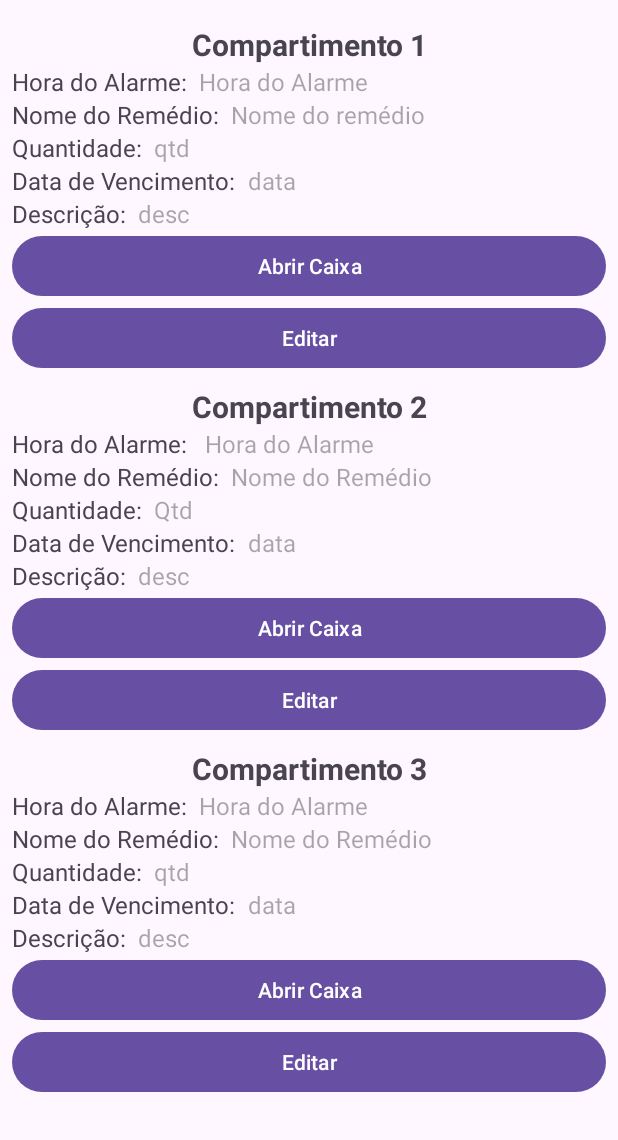
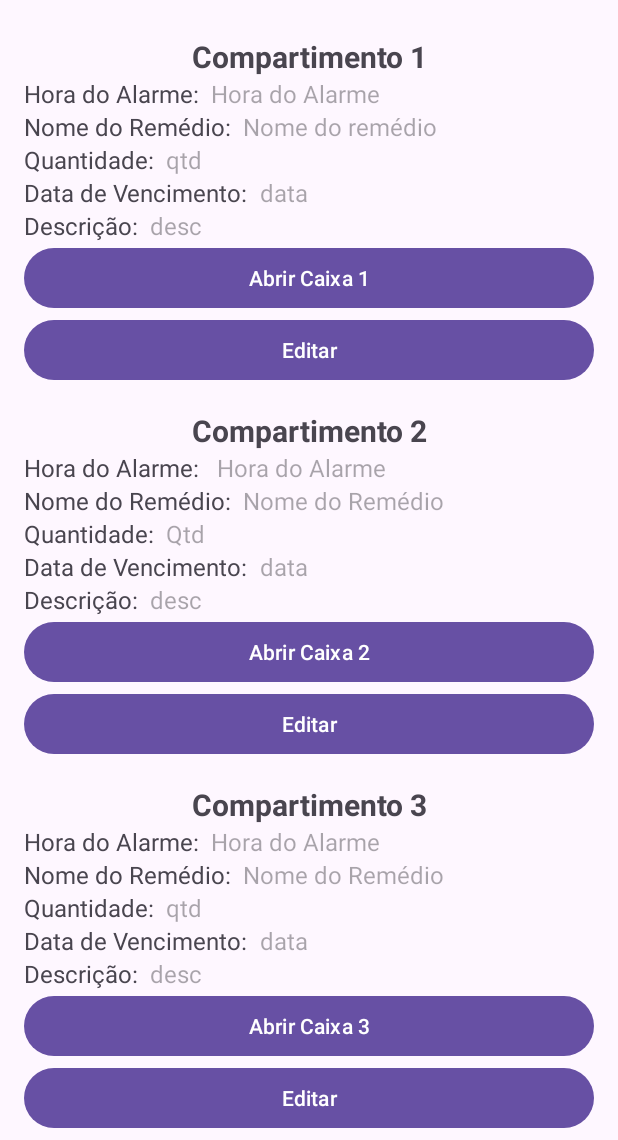
Before and after one commit to larissa-bianca/projetoIntegrador, an Android app: the screen it shows after launch (MainActivity), on a phone screen of 412 x 824 dp, the part 96-1236 px from its top. Run offline under Robolectric (Android 15) with nearby library versions, the phone set to English and light mode, and no system bars; 3 statements that could not run were skipped.

Commit message:
daniel modificou

```diff
--- a/app/src/main/java/queiroz/larissa/projetointegrador/util/Config.java
+++ b/app/src/main/java/queiroz/larissa/projetointegrador/util/Config.java
@@ -59,6 +59,9 @@ public class Config {
     public static Compartimento pegarCompartimento(Context context, int caixa) throws JSONException {
         SharedPreferences mPrefs = context.getSharedPreferences("configs", 0);
         String caixaJson = mPrefs.getString("caixa" + String.valueOf(caixa), "");
+        if(caixaJson.isEmpty()) {
+            return null;
+        }
 
         JSONObject obj = new JSONObject(caixaJson);
         Compartimento c = new Compartimento();
--- a/app/src/main/res/layout/activity_main.xml
+++ b/app/src/main/res/layout/activity_main.xml
@@ -31,9 +31,9 @@
                 <LinearLayout
                     android:layout_width="0dp"
                     android:layout_height="wrap_content"
-                    android:layout_marginStart="8dp"
-                    android:layout_marginTop="8dp"
-                    android:layout_marginEnd="8dp"
+                    android:layout_marginStart="16dp"
+                    android:layout_marginTop="16dp"
+                    android:layout_marginEnd="16dp"
                     android:orientation="vertical"
                     app:layout_constraintEnd_toEndOf="parent"
                     app:layout_constraintStart_toStartOf="parent"
@@ -152,7 +152,7 @@
                         android:id="@+id/imgBtnAbreCaixa3"
                         android:layout_width="match_parent"
                         android:layout_height="wrap_content"
-                        android:text="Abrir Caixa" />
+                        android:text="Abrir Caixa 3" />
 
                     <Button
                         android:id="@+id/imgBtnEditar3"
@@ -166,9 +166,9 @@
                     android:id="@+id/linearLayout2"
                     android:layout_width="0dp"
                     android:layout_height="wrap_content"
-                    android:layout_marginStart="8dp"
-                    android:layout_marginTop="16dp"
-                    android:layout_marginEnd="8dp"
+                    android:layout_marginStart="16dp"
+                    android:layout_marginTop="24dp"
+                    android:layout_marginEnd="16dp"
                     android:orientation="vertical"
                     app:layout_constraintEnd_toEndOf="parent"
                     app:layout_constraintStart_toStartOf="parent"
@@ -289,7 +289,7 @@
                         android:id="@+id/btnAbreCaixa"
                         android:layout_width="match_parent"
                         android:layout_height="wrap_content"
-                        android:text="Abrir Caixa"
+                        android:text="Abrir Caixa 1"
                         android:textAlignment="center" />
 
                     <Button
@@ -304,9 +304,9 @@
                     android:id="@+id/linearLayout"
                     android:layout_width="0dp"
                     android:layout_height="wrap_content"
-                    android:layout_marginStart="8dp"
-                    android:layout_marginTop="8dp"
-                    android:layout_marginEnd="8dp"
+                    android:layout_marginStart="16dp"
+                    android:layout_marginTop="16dp"
+                    android:layout_marginEnd="16dp"
                     android:orientation="vertical"
                     app:layout_constraintEnd_toEndOf="parent"
                     app:layout_constraintStart_toStartOf="parent"
@@ -429,7 +429,7 @@
                         android:id="@+id/btnAbreCaixa2"
                         android:layout_width="match_parent"
                         android:layout_height="wrap_content"
-                        android:text="Abrir Caixa" />
+                        android:text="Abrir Caixa 2" />
 
                     <Button
                         android:id="@+id/btnEditar2"
```
Also changed, not shown: app/src/main/java/queiroz/larissa/projetointegrador/activity/MainActivity.java (+44 -12 lines), app/src/main/java/queiroz/larissa/projetointegrador/activity/NewItemActivity.java (+6 -13 lines).
